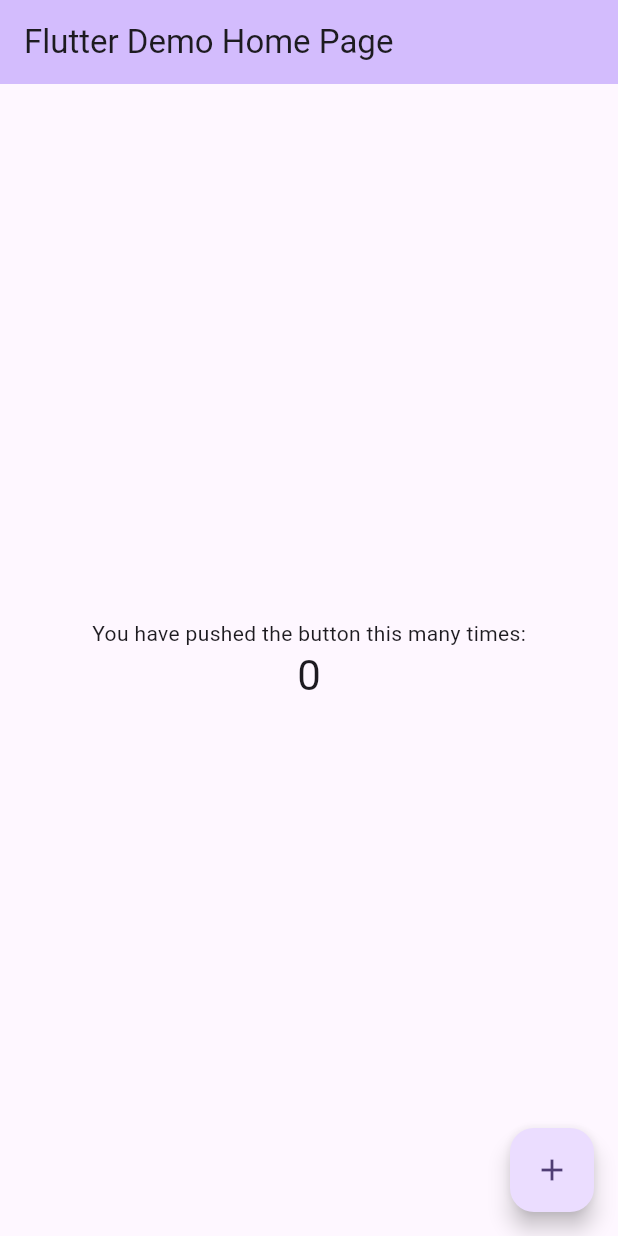
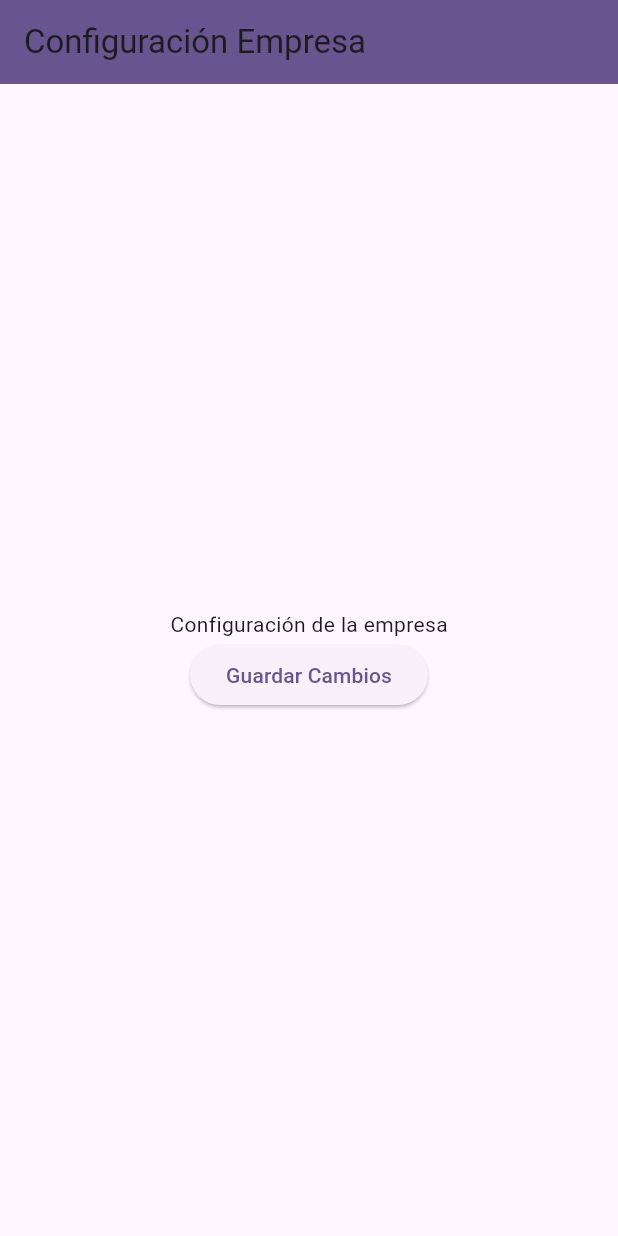
Before and after one commit to UlisesChopin16/lavanderia, a Flutter app: the screen it shows after launch, on a phone screen of 412 x 824 dp. Run offline on Flutter 3.47's test engine with Material 3 defaults, Android fonts, the phone set to English and light mode, and no system bars; our stand-ins replace drift, flutter_riverpod, freezed_annotation, get_it, injectable; accounts and stored records are empty; generated files the repository leaves out were written again.

Commit message:
Se cambio la version del sdk de Dart. Se agrego la base de la vista para la configuración de la empresa

```diff
--- a/analysis_options.yaml
+++ b/analysis_options.yaml
@@ -21,6 +21,9 @@ linter:
   # `// ignore_for_file: name_of_lint` syntax on the line or in the file
   # producing the lint.
   rules:
+    prefer_const_constructors: true
+    prefer_const_declarations: true
+    prefer_const_constructors_in_immutables: true
     # avoid_print: false  # Uncomment to disable the `avoid_print` rule
     # prefer_single_quotes: true  # Uncomment to enable the `prefer_single_quotes` rule
 
--- /dev/null
+++ b/lib/features/configuracion_empresa/presentation/views/configuracion_empresa_view.dart
@@ -0,0 +1,38 @@
+import 'package:flutter/material.dart';
+import 'package:flutter_riverpod/flutter_riverpod.dart';
+
+class ConfiguracionEmpresaView extends ConsumerStatefulWidget {
+  const ConfiguracionEmpresaView({super.key});
+
+  @override
+  ConsumerState<ConsumerStatefulWidget> createState() => _ConfiguracionEmpresaViewState();
+}
+
+class _ConfiguracionEmpresaViewState extends ConsumerState<ConfiguracionEmpresaView> {
+  @override
+  Widget build(BuildContext context) {
+    final appBarThemeColor = Theme.of(context).colorScheme.primary;
+    return Scaffold(
+      appBar: AppBar(
+        backgroundColor: appBarThemeColor,
+        title: const Text(
+          'Configuración Empresa',
+        ),
+      ),
+      body: Center(
+        child: Column(
+          mainAxisAlignment: MainAxisAlignment.center,
+          children: <Widget>[
+            const Text('Configuración de la empresa'),
+            ElevatedButton(
+              onPressed: () {
+                // Acción al presionar el botón
+              },
+              child: const Text('Guardar Cambios'),
+            ),
+          ],
+        ),
+      ),
+    );
+  }
+}
--- a/lib/main.dart
+++ b/lib/main.dart
@@ -1,4 +1,5 @@
 import 'package:flutter/material.dart';
+import 'package:lavanderia/features/configuracion_empresa/presentation/views/configuracion_empresa_view.dart';
 
 void main() {
   runApp(const MyApp());
@@ -30,93 +31,7 @@
         // tested with just a hot reload.
         colorScheme: ColorScheme.fromSeed(seedColor: Colors.deepPurple),
       ),
-      home: const MyHomePage(title: 'Flutter Demo Home Page'),
+      home: const ConfiguracionEmpresaView(),
     );
   }
 }
-
-class MyHomePage extends StatefulWidget {
-  const MyHomePage({super.key, required this.title});
-
-  // This widget is the home page of your application. It is stateful, meaning
-  // that it has a State object (defined below) that contains fields that affect
-  // how it looks.
-
-  // This class is the configuration for the state. It holds the values (in this
-  // case the title) provided by the parent (in this case the App widget) and
-  // used by the build method of the State. Fields in a Widget subclass are
-  // always marked "final".
-
-  final String title;
-
-  @override
-  State<MyHomePage> createState() => _MyHomePageState();
-}
-
-class _MyHomePageState extends State<MyHomePage> {
-  int _counter = 0;
-
-  void _incrementCounter() {
-    setState(() {
-      // This call to setState tells the Flutter framework that something has
-      // changed in this State, which causes it to rerun the build method below
-      // so that the display can reflect the updated values. If we changed
-      // _counter without calling setState(), then the build method would not be
-      // called again, and so nothing would appear to happen.
-      _counter++;
-    });
-  }
-
-  @override
-  Widget build(BuildContext context) {
-    // This method is rerun every time setState is called, for instance as done
-    // by the _incrementCounter method above.
-    //
-    // The Flutter framework has been optimized to make rerunning build methods
-    // fast, so that you can just rebuild anything that needs updating rather
-    // than having to individually change instances of widgets.
-    return Scaffold(
-      appBar: AppBar(
-        // TRY THIS: Try changing the color here to a specific color (to
-        // Colors.amber, perhaps?) and trigger a hot reload to see the AppBar
-        // change color while the other colors stay the same.
-        backgroundColor: Theme.of(context).colorScheme.inversePrimary,
-        // Here we take the value from the MyHomePage object that was created by
-        // the App.build method, and use it to set our appbar title.
-        title: Text(widget.title),
-      ),
-      body: Center(
-        // Center is a layout widget. It takes a single child and positions it
-        // in the middle of the parent.
-        child: Column(
-          // Column is also a layout widget. It takes a list of children and
-          // arranges them vertically. By default, it sizes itself to fit its
-          // children horizontally, and tries to be as tall as its parent.
-          //
-          // Column has various properties to control how it sizes itself and
-          // how it positions its children. Here we use mainAxisAlignment to
-          // center the children vertically; the main axis here is the vertical
-          // axis because Columns are vertical (the cross axis would be
-          // horizontal).
-          //
-          // TRY THIS: Invoke "debug painting" (choose the "Toggle Debug Paint"
-          // action in the IDE, or press "p" in the console), to see the
-          // wireframe for each widget.
-          mainAxisAlignment: MainAxisAlignment.center,
-          children: <Widget>[
-            const Text('You have pushed the button this many times:'),
-            Text(
-              '$_counter',
-              style: Theme.of(context).textTheme.headlineMedium,
-            ),
-          ],
-        ),
-      ),
-      floatingActionButton: FloatingActionButton(
-        onPressed: _incrementCounter,
-        tooltip: 'Increment',
-        child: const Icon(Icons.add),
-      ), // This trailing comma makes auto-formatting nicer for build methods.
-    );
-  }
-}
--- a/pubspec.yaml
+++ b/pubspec.yaml
@@ -19,7 +19,7 @@ publish_to: 'none' # Remove this line if you wish to publish to pub.dev
 version: 1.0.0+1
 
 environment:
-  sdk: ^3.8.1
+  sdk: ">=3.5.0 <4.0.0"
 
 # Dependencies specify other packages that your package needs in order to work.
 # To automatically upgrade your package dependencies to the latest versions
```
